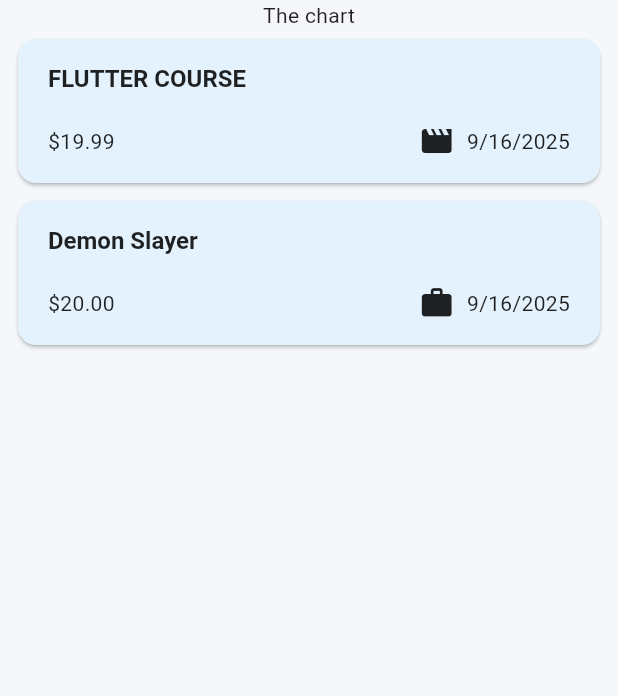
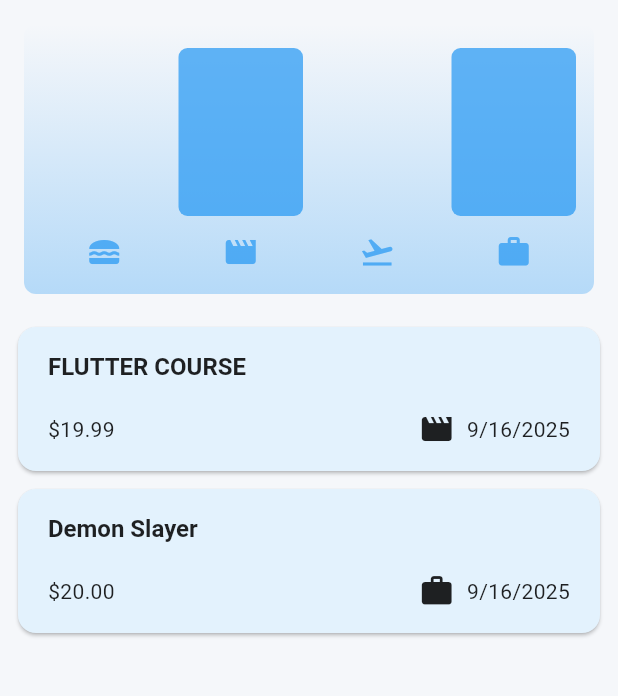
Before and after one commit to Md-sourov-hasan/flutter, a Flutter app: the screen it shows after launch, on a phone screen of 412 x 824 dp, the part 84-780 px from its top. Run offline on Flutter 3.47's test engine with Material 3 defaults, Android fonts, the phone set to English and light mode, and no system bars.

Commit message:
last kechal

```diff
--- a/lib/models/expense.dart
+++ b/lib/models/expense.dart
@@ -1,49 +1,48 @@
+import 'package:flutter/material.dart';
+import 'package:intl/intl.dart';
 
-import 'package:flutter/material.dart';
-import 'package:uuid/uuid.dart';
-import 'package:intl/intl.dart';
-final formatter =DateFormat.yMd();
+enum Category { food, travel, leisure, work }
 
-const uuid = Uuid();
-enum Category{food,travel,leisure,work}
-const CategoryIcons = {
+const categoryIcons = {
   Category.food: Icons.lunch_dining,
-  Category.travel:Icons.flight_takeoff,
-  Category.leisure:Icons.movie,
-  Category.work:Icons.work,
+  Category.travel: Icons.flight_takeoff,
+  Category.leisure: Icons.movie,
+  Category.work: Icons.work,
 };
+
+final _formatter = DateFormat.yMd();
+
 class Expense {
   Expense({
     required this.title,
     required this.amount,
     required this.date,
     required this.category,
-  }) : id = uuid.v4();
+  });
 
-  final String id;
   final String title;
   final double amount;
   final DateTime date;
   final Category category;
-  String get formatteddate {
-    return formatter.format(date);
+
+  String get formattedDate {
+    return _formatter.format(date);
   }
 }
-class ExpenseBucket{
-  ExpenseBucket(
-    {
-      required this.category,
-      required this.expenses,
+
+class ExpenseBucket {
+  ExpenseBucket.forCategory(this.expenses, this.category);
+
+  final List<Expense> expenses;
+  final Category category;
+
+  double get totalExpenses {
+    double sum = 0;
+    for (final expense in expenses) {
+      if (expense.category == category) {
+        sum += expense.amount;
+      }
     }
-  );
-  ExpenseBucket.forCategory(List<Expense>allExpenses,this.category):expenses=allExpenses.where((expense)=> expense.category==category).toList();
-  final Category category;
-  final List <Expense> expenses;
-double get totalExpenses{
-  double sum =0;
-  for (final expense in expenses){
-    sum += expense.amount;
+    return sum;
   }
-  return sum;
 }
-}
--- /dev/null
+++ b/lib/widgets/chart/chart.dart
@@ -0,0 +1,90 @@
+import 'package:flutter/material.dart';
+import 'package:first_app/models/expense.dart';
+import 'package:first_app/widgets/chart/chart_bar.dart';
+
+class Chart extends StatelessWidget {
+  const Chart({super.key, required this.expenses});
+
+  final List<Expense> expenses;
+
+  List<ExpenseBucket> get buckets {
+    return [
+      ExpenseBucket.forCategory(expenses, Category.food),
+      ExpenseBucket.forCategory(expenses, Category.leisure),
+      ExpenseBucket.forCategory(expenses, Category.travel),
+      ExpenseBucket.forCategory(expenses, Category.work),
+    ];
+  }
+
+  double get maxTotalExpense {
+    double maxTotalExpense = 0;
+    for (final bucket in buckets) {
+      if (bucket.totalExpenses > maxTotalExpense) {
+        maxTotalExpense = bucket.totalExpenses;
+      }
+    }
+    return maxTotalExpense;
+  }
+
+  @override
+  Widget build(BuildContext context) {
+    final isDarkMode =
+        MediaQuery.of(context).platformBrightness == Brightness.dark;
+
+    return Container(
+      margin: const EdgeInsets.all(16),
+      padding: const EdgeInsets.symmetric(vertical: 16, horizontal: 8),
+      width: double.infinity,
+      height: 180,
+      decoration: BoxDecoration(
+        borderRadius: BorderRadius.circular(8),
+        gradient: LinearGradient(
+          colors: [
+            Theme.of(context).colorScheme.primary.withOpacity(0.3),
+            Theme.of(context).colorScheme.primary.withOpacity(0.0),
+          ],
+          begin: Alignment.bottomCenter,
+          end: Alignment.topCenter,
+        ),
+      ),
+      child: Column(
+        children: [
+          Expanded(
+            child: Row(
+              crossAxisAlignment: CrossAxisAlignment.end,
+              children: [
+                for (final bucket in buckets)
+                  ChartBar(
+                    fill: bucket.totalExpenses == 0
+                        ? 0
+                        : bucket.totalExpenses / maxTotalExpense,
+                  ),
+              ],
+            ),
+          ),
+          const SizedBox(height: 12),
+          Row(
+            children: buckets
+                .map(
+                  (bucket) => Expanded(
+                    child: Padding(
+                      padding: const EdgeInsets.symmetric(horizontal: 4),
+                      child: Icon(
+                        categoryIcons[bucket.category],
+                        color: isDarkMode
+                            ? Theme.of(context).colorScheme.secondary
+                            : Theme.of(context)
+                                .colorScheme
+                                .primary
+                                .withOpacity(0.7),
+                      ),
+                    ),
+                  ),
+                )
+                .toList(),
+          )
+        ],
+      ),
+    );
+  }
+}
--- /dev/null
+++ b/lib/widgets/chart/chart_bar.dart
@@ -0,0 +1,26 @@
+import 'package:flutter/material.dart';
+
+class ChartBar extends StatelessWidget {
+  const ChartBar({super.key, required this.fill});
+
+  final double fill;
+
+  @override
+  Widget build(BuildContext context) {
+    return Expanded(
+      child: Padding(
+        padding: const EdgeInsets.symmetric(horizontal: 4),
+        child: FractionallySizedBox(
+          heightFactor: fill,
+          alignment: Alignment.bottomCenter,
+          child: Container(
+            decoration: BoxDecoration(
+              borderRadius: BorderRadius.circular(6),
+              color: Theme.of(context).colorScheme.primary.withOpacity(0.7),
+            ),
+          ),
+        ),
+      ),
+    );
+  }
+}
--- a/lib/widgets/expenses.dart
+++ b/lib/widgets/expenses.dart
@@ -2,6 +2,7 @@ import 'package:first_app/widgets/expenses_list/expenses_list.dart';
 import 'package:first_app/models/expense.dart';
 import 'package:first_app/widgets/new_expense.dart';
 import 'package:flutter/material.dart';
+import 'package:first_app/widgets/chart/chart.dart';
 
 class Expenses extends StatefulWidget {
   const Expenses({super.key});
@@ -89,7 +90,7 @@ class _ExpensesState extends State<Expenses> {
       ),
       body: Column(
         children: [
-          const Text('The chart'),
+          Chart(expenses: _registeredExpenses), // ✅ Chart যোগ করা হয়েছে
           Expanded(
             child: mainContent,
           ),
--- a/lib/widgets/expenses_list/expense_item.dart
+++ b/lib/widgets/expenses_list/expense_item.dart
@@ -1,8 +1,9 @@
+import 'package:flutter/material.dart';
 import 'package:first_app/models/expense.dart';
-import 'package:flutter/material.dart';
 
 class ExpenseItem extends StatelessWidget {
   const ExpenseItem({super.key, required this.expense});
+
   final Expense expense;
 
   @override
@@ -18,10 +19,7 @@ class ExpenseItem extends StatelessWidget {
       ),
       margin: const EdgeInsets.symmetric(horizontal: 12, vertical: 6),
       child: Padding(
-        padding: const EdgeInsets.symmetric(
-          horizontal: 20,
-          vertical: 16,
-        ),
+        padding: const EdgeInsets.symmetric(horizontal: 20, vertical: 16),
         child: Column(
           crossAxisAlignment: CrossAxisAlignment.start,
           children: [
@@ -40,12 +38,12 @@ class ExpenseItem extends StatelessWidget {
                 Row(
                   children: [
                     Icon(
-                      CategoryIcons[expense.category],
+                      categoryIcons[expense.category],
                       color: textColor,
                     ),
                     const SizedBox(width: 8),
                     Text(
-                      expense.formatteddate,
+                      expense.formattedDate,
                       style: TextStyle(color: textColor),
                     ),
                   ],
```
